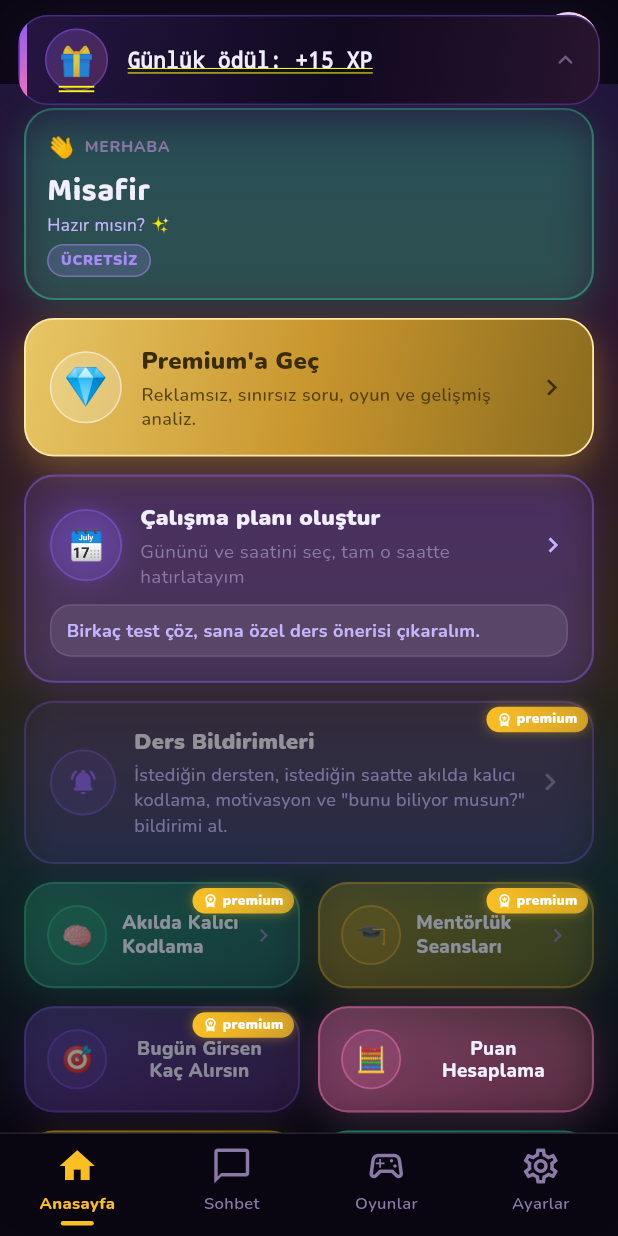
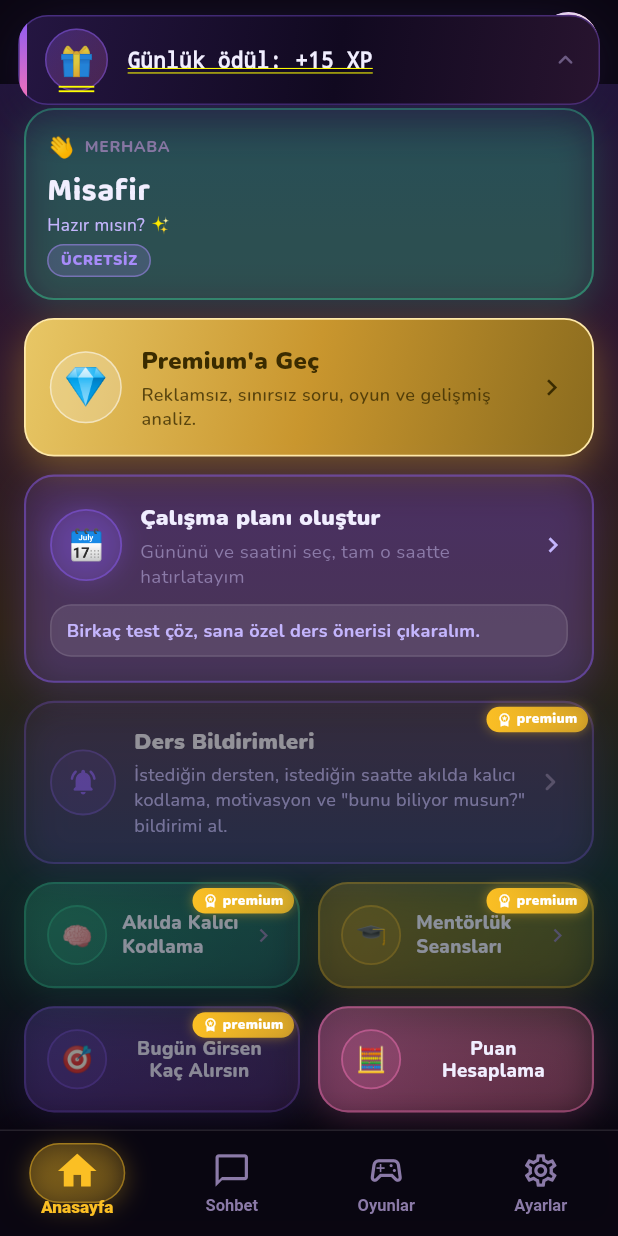
Before and after one commit to yunusemrecelikelll-cloud/Kpss_Android, a Flutter app: the screen it shows after launch, after a tap on "Geç", on a phone screen of 412 x 824 dp. Run offline on Flutter 3.47's test engine with Material 3 defaults, Android fonts, the phone set to English and light mode, and no system bars; our stand-ins replace audioplayers, cloud_firestore, firebase_auth, firebase_core, fl_chart, flutter_local_notifications and 10 more; missing offline and left inert: home_widget; accounts and stored records are empty; project files that could hold a hidden picture were left out.

Commit message:
Alt menu animasyonlu tasarim

```diff
--- a/lib/screens/main_shell.dart
+++ b/lib/screens/main_shell.dart
@@ -171,16 +171,14 @@ class _RotaGozlemcisi extends NavigatorObserver {
   void didReplace({Route? newRoute, Route? oldRoute}) => onDegisim();
 }
 
-/// Alt navigasyon çubuğu — Material `NavigationBar` yerine elle çizilmiş
-/// sürüm.
+/// Alt navigasyon çubuğu — ANİMASYONLU özel sürüm.
 ///
-/// Neden özel: `NavigationBar`, seçili sekmenin ikonunun arkasına kendi
-/// "indicator" hapını koyar, ikon boyutunu ve seçili rengi tema üzerinden
-/// dolaylı belirler. İstenen davranış ise net:
-///   • ikonlar SABİT dursun (seçilince yer değiştirmesin/zıplamasın)
-///   • ikonlar biraz daha BÜYÜK olsun
-///   • seçili sekme ALTIN renkte olsun
-/// Bunları elle çizmek, tema hilelerine boğulmaktan daha okunur.
+/// Tasarım (kullanıcı isteği "animasyonlu güzel bişey"):
+///   • Seçili sekmenin arkasında yumuşakça KAYAN altın "pill" göstergesi
+///     (sekme değişince yatayda süzülür).
+///   • Seçili ikon hafifçe büyüyüp "zıplar" (elasticOut bounce) ve dolgulu
+///     hâline geçer.
+///   • Etiket rengi/kalınlığı yumuşak geçer; seçili sekmede altın parıltı.
 class _AltMenu extends StatelessWidget {
   final List<String> ids;
   final Map<String, (String, IconData, IconData)> labels;
@@ -197,6 +195,7 @@ class _AltMenu extends StatelessWidget {
   @override
   Widget build(BuildContext context) {
     final c = context.watch<ThemeProvider>().colors;
+    final n = ids.length;
 
     return Container(
       decoration: BoxDecoration(
@@ -213,10 +212,46 @@ class _AltMenu extends StatelessWidget {
       child: SafeArea(
         top: false,
         child: SizedBox(
-          height: 68,
-          child: Row(
+          height: 70,
+          child: LayoutBuilder(builder: (context, con) {
+            final itemW = con.maxWidth / n;
+            final pillW = (itemW - 14).clamp(40.0, 64.0);
+            return Stack(
               children: [
-              for (var i = 0; i < ids.length; i++)
+                // ── Kayan altın pill göstergesi (seçili sekmenin arkasında) ──
+                AnimatedPositioned(
+                  duration: const Duration(milliseconds: 340),
+                  curve: Curves.easeOutCubic,
+                  left: index * itemW + (itemW - pillW) / 2,
+                  top: 8,
+                  width: pillW,
+                  height: 40,
+                  child: DecoratedBox(
+                    decoration: BoxDecoration(
+                      gradient: LinearGradient(
+                        begin: Alignment.topLeft,
+                        end: Alignment.bottomRight,
+                        colors: [
+                          c.gold.withValues(alpha: 0.28),
+                          c.gold.withValues(alpha: 0.12),
+                        ],
+                      ),
+                      borderRadius: BorderRadius.circular(20),
+                      border: Border.all(color: c.gold.withValues(alpha: 0.45)),
+                      boxShadow: [
+                        BoxShadow(
+                          color: c.gold.withValues(alpha: 0.30),
+                          blurRadius: 14,
+                          offset: const Offset(0, 3),
+                        ),
+                      ],
+                    ),
+                  ),
+                ),
+                // ── Sekmeler ──
+                Row(
+                  children: [
+                    for (var i = 0; i < n; i++)
                       Expanded(
                         child: _AltMenuOgesi(
                           label: labels[ids[i]]!.$1,
@@ -228,6 +263,9 @@ class _AltMenu extends StatelessWidget {
                       ),
                   ],
                 ),
+              ],
+            );
+          }),
         ),
       ),
     );
@@ -252,42 +290,38 @@ class _AltMenuOgesi extends StatelessWidget {
   @override
   Widget build(BuildContext context) {
     final c = context.watch<ThemeProvider>().colors;
-    // Seçili sekme altın; seçili olmayanlar soluk. Altın her iki temada da
-    // KpssColors.gold üzerinden geldiği için açık temada da okunur kalıyor.
     final renk = secili ? c.gold : c.textFaint;
 
     return Material(
       color: Colors.transparent,
       child: InkWell(
         onTap: onTap,
+        borderRadius: BorderRadius.circular(20),
         child: Column(
           mainAxisAlignment: MainAxisAlignment.center,
           children: [
-            // İkon boyutu seçili/seçili değil fark etmeksizin AYNI (28) —
-            // böylece sekmeler arası geçişte ikonlar yerinde sabit kalıyor.
-            Icon(secili ? selectedIcon : icon, size: 28, color: renk),
+            // İkon: seçilince elasticOut ile hafif büyüyüp "zıplar" ve dolgulu
+            // hâline geçer. TweenAnimationBuilder her seçim değişiminde 1→hedef
+            // ölçek animasyonunu tekrar oynatır.
+            TweenAnimationBuilder<double>(
+              tween: Tween(begin: 1.0, end: secili ? 1.18 : 1.0),
+              duration: const Duration(milliseconds: 420),
+              curve: Curves.elasticOut,
+              builder: (context, scale, child) =>
+                  Transform.scale(scale: scale, child: child),
+              child: Icon(secili ? selectedIcon : icon, size: 26, color: renk),
+            ),
             const SizedBox(height: 4),
-            Text(
-              label,
-              maxLines: 1,
-              overflow: TextOverflow.ellipsis,
+            // Etiket: renk/kalınlık yumuşak geçişli.
+            AnimatedDefaultTextStyle(
+              duration: const Duration(milliseconds: 260),
+              curve: Curves.easeOut,
               style: TextStyle(
-                fontSize: 11,
-                fontWeight: secili ? FontWeight.w800 : FontWeight.w600,
+                fontSize: secili ? 11.5 : 11,
+                fontWeight: secili ? FontWeight.w900 : FontWeight.w600,
                 color: renk,
               ),
-            ),
-            // Seçili sekmenin altındaki ince altın çizgi. Yüksekliği her
-            // durumda 3 px yer kaplar (seçili değilken şeffaf) ki metin
-            // aşağı yukarı oynamasın.
-            const SizedBox(height: 3),
-            Container(
-              height: 3,
-              width: 22,
-              decoration: BoxDecoration(
-                color: secili ? c.gold : Colors.transparent,
-                borderRadius: BorderRadius.circular(999),
-              ),
+              child: Text(label, maxLines: 1, overflow: TextOverflow.ellipsis),
             ),
           ],
         ),
```
Lines whose indentation alone changed are shown as unchanged.
